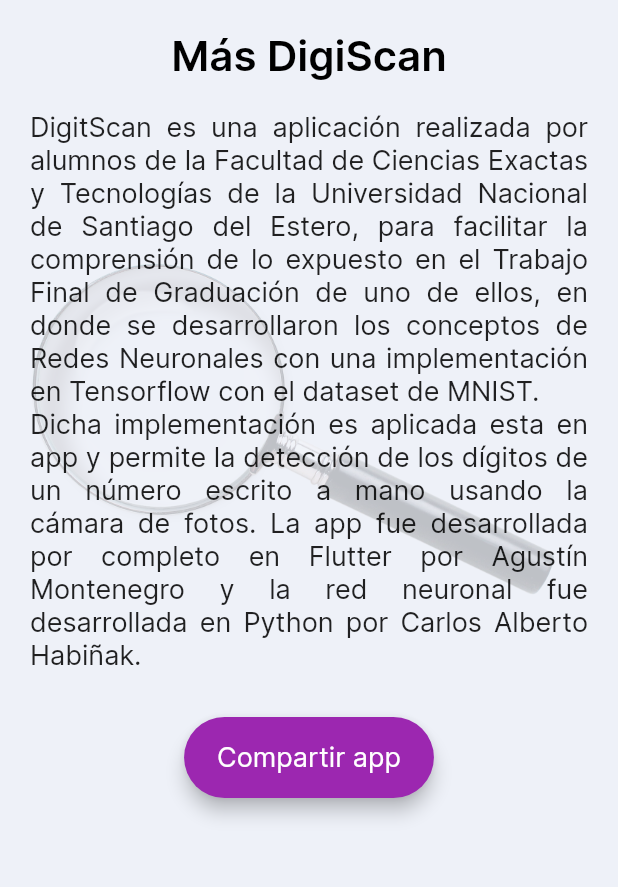
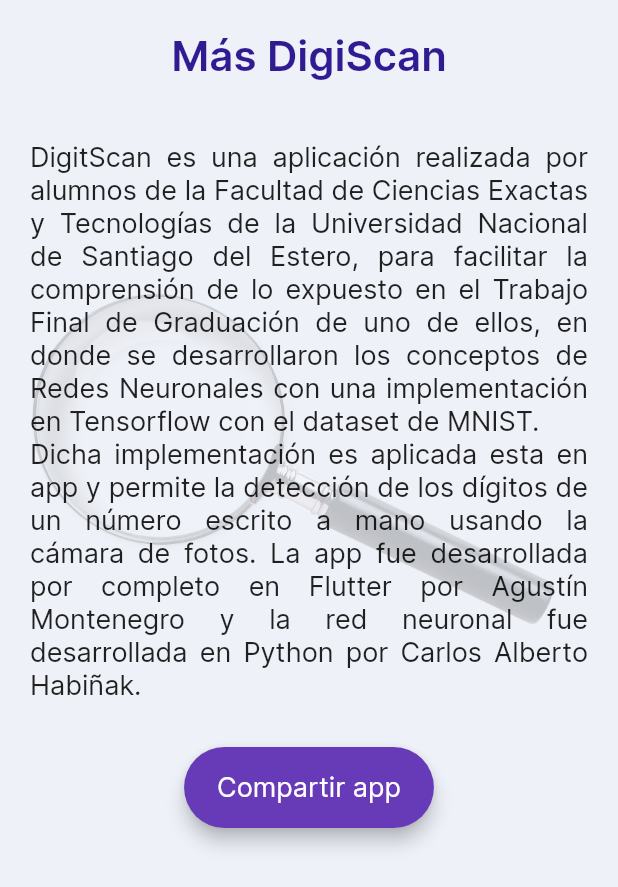
Before and after one commit to AgustinMontenegro95/digiscan, a Flutter app: the MoreAboutDigiScanScreen screen opened directly, on a phone screen of 412 x 824 dp. Shown: the top 887 px of the screen. Run offline on Flutter 3.47's test engine with Material 2 defaults, Android fonts, the phone set to English and light mode, and no system bars; our stand-ins replace animate_do, flutter_native_splash, image_cropper, image_picker, permission_handler, rive and 2 more; missing offline and left inert: file_saver, flutter_tflite, invert_colors.

Commit message:
Se mejoró aspectos visuales.

```diff
--- a/lib/main.dart
+++ b/lib/main.dart
@@ -20,7 +20,7 @@
       title: 'Digit Predictor',
       theme: ThemeData(
         scaffoldBackgroundColor: const Color(0xFFEEF1F8),
-        primarySwatch: Colors.purple,
+        primarySwatch: Colors.deepPurple,
         fontFamily: "Intel",
         inputDecorationTheme: const InputDecorationTheme(
           filled: true,
--- a/lib/screens/development_process/components/body_development_process.dart
+++ b/lib/screens/development_process/components/body_development_process.dart
@@ -14,10 +14,10 @@
             const EdgeInsets.only(left: 20, right: 20, bottom: 30, top: 20),
         child: Column(
           children: [
-            const Text(
+            Text(
               'Desarrollo',
               style: TextStyle(
-                color: Colors.black,
+                color: Colors.blue[800],
                 fontSize: 28,
                 fontWeight: FontWeight.bold,
               ),
--- a/lib/screens/development_process/components/step_dp.dart
+++ b/lib/screens/development_process/components/step_dp.dart
@@ -12,7 +12,7 @@
       children: [
         Icon(
           Icons.check,
-          color: Colors.purple.shade700,
+          color: Colors.blue[900],
         ),
         Flexible(
           child: Text(
--- a/lib/screens/digit_predictor/digit_predictor_screen.dart
+++ b/lib/screens/digit_predictor/digit_predictor_screen.dart
@@ -86,7 +86,6 @@
         : await Permission.storage.request().isGranted;
 
     try {
-      print(status);
       if (status.isGranted) {
         permissionGranted(source);
       } else if (status.isDenied) {
--- a/lib/screens/habinak_carlos/components/body_habinak_carlos.dart
+++ b/lib/screens/habinak_carlos/components/body_habinak_carlos.dart
@@ -93,6 +93,7 @@
                         socialMedia: "whatsapp",
                         url: "https://wa.me/3856879520"),
                   ]),
+              const SizedBox(height: 30),
             ],
           ),
         ),
--- a/lib/screens/help/components/body_help.dart
+++ b/lib/screens/help/components/body_help.dart
@@ -20,10 +20,10 @@
                 highlightColor: Colors.transparent),
             child: Column(
               children: [
-                const Text(
+                Text(
                   'Centro de ayuda',
                   style: TextStyle(
-                    color: Colors.black,
+                    color: Colors.deepPurple[900],
                     fontSize: 28,
                     fontWeight: FontWeight.bold,
                   ),
@@ -92,7 +92,7 @@
                     const SizedBox(height: 20),
                     CommonButtons(
                       onTap: () => openAppSettings(),
-                      backgroundColor: Colors.purple,
+                      backgroundColor: Colors.deepPurple,
                       textColor: Colors.white,
                       textLabel: "Modificar permisos",
                     ),
--- a/lib/screens/montenegro_agustin/components/body_montenegro_agustin.dart
+++ b/lib/screens/montenegro_agustin/components/body_montenegro_agustin.dart
@@ -93,6 +93,7 @@
                         socialMedia: "whatsapp",
                         url: "https://wa.me/3854117816"),
                   ]),
+              const SizedBox(height: 30),
             ],
           ),
         ),
--- a/lib/screens/more_about_digiscan/components/body_more_about_digiscan.dart
+++ b/lib/screens/more_about_digiscan/components/body_more_about_digiscan.dart
@@ -18,15 +18,15 @@
             const EdgeInsets.only(left: 20, right: 20, bottom: 30, top: 20),
         child: Column(
           children: [
-            const Text(
+            Text(
               'Más DigiScan',
               style: TextStyle(
-                color: Colors.black,
+                color: Colors.deepPurple[900],
                 fontSize: 28,
                 fontWeight: FontWeight.bold,
               ),
             ),
-            const SizedBox(height: 20),
+            const SizedBox(height: 40),
             Stack(
               children: [
                 Positioned(
@@ -62,7 +62,7 @@
                     text:
                         'DigiScan, encontranos en Play Store https://play.google.com/store/apps/details?id=com.soludev.digiscan. SoluDev.');
               },
-              backgroundColor: Colors.purple,
+              backgroundColor: Colors.deepPurple,
               textColor: Colors.white,
               textLabel: "Compartir app",
             ),
```
